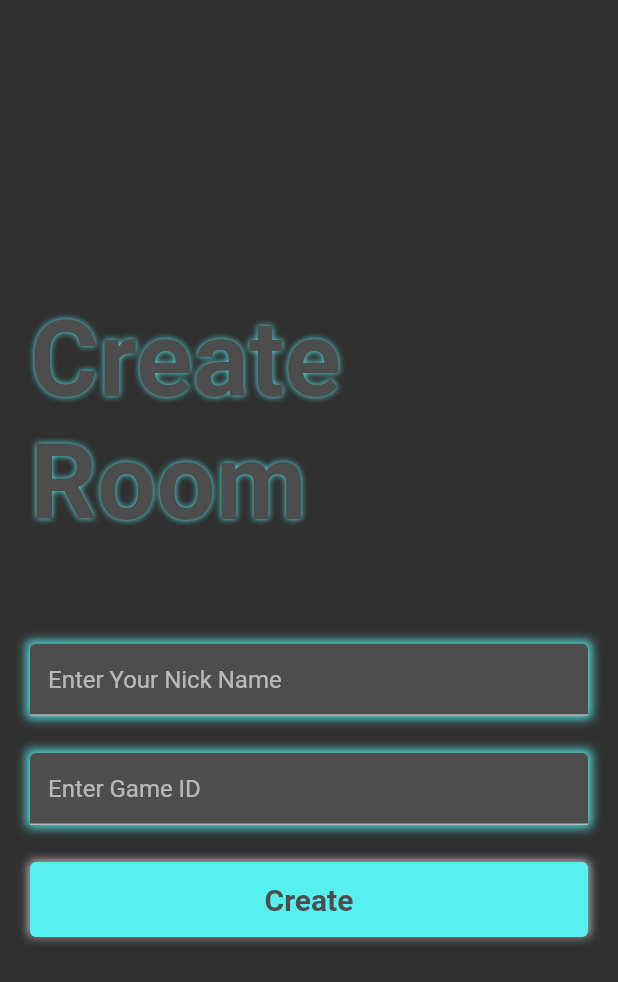
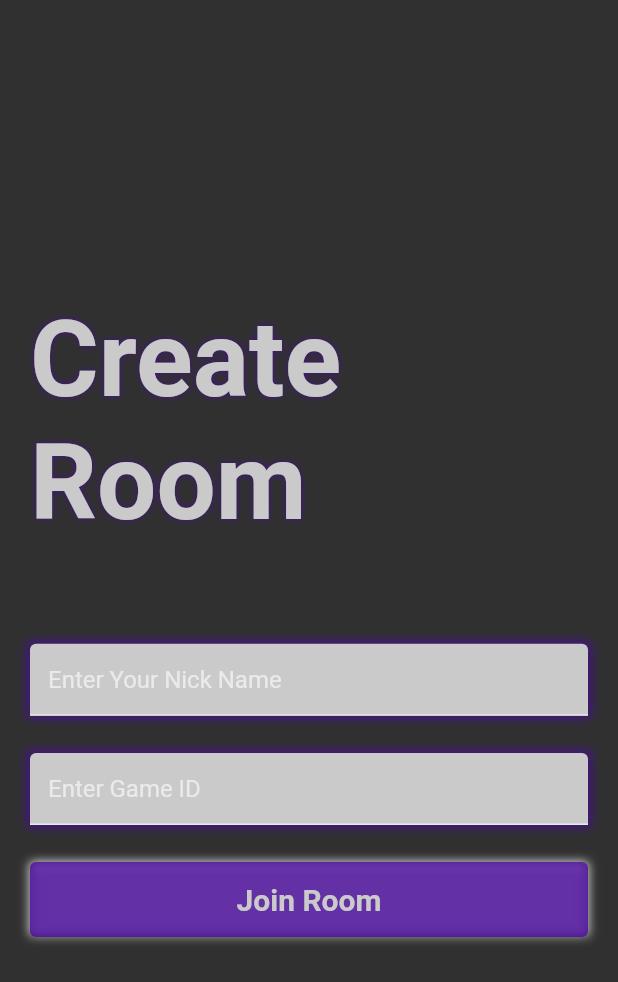
Before and after one commit to rmr32/peak_card_game, a Flutter app: the JoinRoomScreen screen opened by its route, on a phone screen of 412 x 824 dp. Shown: the top 982 px of the screen. Run offline on Flutter 3.47's test engine with Material 2 defaults, Android fonts, the phone set to English and light mode, and no system bars; our stand-ins replace socket_io_client; network calls fail.

Commit message:
Updated backend with room codes

```diff
--- /dev/null
+++ b/lib/models/player.dart
@@ -0,0 +1,45 @@
+class Player {
+  final String nickname;
+  final String socketID;
+  final double points;
+  final String playerType;
+
+  Player({
+    required this.nickname,
+    required this.socketID,
+    required this.points,
+    required this.playerType,
+  });
+
+  Map<String, dynamic> toMap() {
+    return {
+      'nickname': nickname,
+      'socketID': socketID,
+      'points': points,
+      'playerType': playerType,
+    };
+  }
+
+  factory Player.fromMap(Map<String, dynamic> map) {
+    return Player(
+      nickname: map['nickname'] ?? '',
+      socketID: map['socketID'] ?? '',
+      points: map['points']?.toDouble() ?? 0.0,
+      playerType: map['playerType'] ?? '',
+    );
+  }
+
+  Player copyWith({
+    String? nickname,
+    String? socketID,
+    double? points,
+    String? playerType,
+  }) {
+    return Player(
+      nickname: nickname ?? this.nickname,
+      socketID: socketID ?? this.socketID,
+      points: points ?? this.points,
+      playerType: playerType ?? this.playerType,
+    );
+  }
+}
--- /dev/null
+++ b/lib/provider/room_data_provider.dart
@@ -0,0 +1,37 @@
+import 'package:flutter/material.dart';
+import 'package:peak_card_game/models/player.dart';
+
+class RoomDataProvider extends ChangeNotifier {
+  Map<String, dynamic> _roomData = {};
+  Player _player1 = Player(
+    nickname: '',
+    socketID: '',
+    points: 0,
+    playerType: 'X',
+  );
+  Player _player2 = Player(
+    nickname: '',
+    socketID: '',
+    points: 0,
+    playerType: 'O',
+  );
+
+  Map<String, dynamic> get roomData => _roomData;
+  Player get player1 => _player1;
+  Player get player2 => _player2;
+
+  void updateRoomData(Map<String, dynamic> data) {
+    _roomData = data;
+    notifyListeners();
+  }
+
+  void updatePlayer1(Map<String, dynamic> player1Data) {
+    _player1 = Player.fromMap(player1Data);
+    notifyListeners();
+  }
+
+  void updatePlayer2(Map<String, dynamic> player2Data) {
+    _player2 = Player.fromMap(player2Data);
+    notifyListeners();
+  }
+}
--- a/lib/screens/create_room_screen.dart
+++ b/lib/screens/create_room_screen.dart
@@ -56,7 +56,7 @@ class _CreateRoomScreenState extends State<CreateRoomScreen> {
               ),
               CustomTextField(
                 controller: _nameController,
-                width: size.width,
+                // width: size.width,
                 hintText: 'Enter Your Nick Name',
               ),
               SizedBox(
--- a/lib/screens/join_room_screen.dart
+++ b/lib/screens/join_room_screen.dart
@@ -1,4 +1,5 @@
 import 'package:flutter/material.dart';
+import 'package:peak_card_game/resources/socket_methods.dart';
 import 'package:peak_card_game/responsive/responsive.dart';
 import 'package:peak_card_game/utils/color.dart';
 import 'package:peak_card_game/widgets/custom_button.dart';
@@ -16,6 +17,15 @@ class JoinRoomScreen extends StatefulWidget {
 class _JoinRoomScreenState extends State<JoinRoomScreen> {
   final TextEditingController _nameController = TextEditingController();
   final TextEditingController _gameIDController = TextEditingController();
+  final SocketMethods _socketMethods = SocketMethods();
+
+  @override
+  void initState() {
+    super.initState();
+    _socketMethods.joinRoomSuccessListener(context);
+    _socketMethods.errorOccuredListener(context);
+    _socketMethods.updatePlayersStateListener(context);
+  }
 
   @override
   void dispose() {
@@ -50,7 +60,7 @@ class _JoinRoomScreenState extends State<JoinRoomScreen> {
               ),
               CustomTextField(
                 controller: _nameController,
-                width: size.width,
+                // width: size.width,
                 hintText: 'Enter Your Nick Name',
               ),
               SizedBox(
@@ -58,13 +68,16 @@ class _JoinRoomScreenState extends State<JoinRoomScreen> {
               ),
               CustomTextField(
                 controller: _gameIDController,
-                width: size.width,
+                // width: size.width,
                 hintText: 'Enter Game ID',
               ),
               SizedBox(
                 height: size.height * 0.03,
               ),
-              CustomButton(onTap: () {}, text: 'Create'),
+              CustomButton(
+                  onTap: () => _socketMethods.joinRoom(
+                      _nameController.text, _gameIDController.text),
+                  text: 'Join Room'),
             ],
           ),
         ),
--- a/lib/utils/color.dart
+++ b/lib/utils/color.dart
@@ -6,9 +6,11 @@ class Palette {
   static const Color primary = Colors.black;
   static const Color onPrimary = Colors.white; // Dark Text
   static const Color primaryContainer =
-      Color.fromARGB(255, 87, 240, 240); // Background
+      // Color.fromARGB(255, 87, 240, 240); // Back
+      Color.fromARGB(199, 75, 9, 161); // Bacground
   static const Color onPrimaryContainer =
-      Color.fromARGB(255, 77, 77, 77); // Light Background
+      // Color.fromARGB(255, 77, 77, 77); // Light
+      Color.fromARGB(255, 202, 202, 202); // Background
 
   //   static const Color primary = Colors.black;
   // static const Color onPrimary = Colors.white; // Dark Text
--- a/lib/utils/style.dart
+++ b/lib/utils/style.dart
@@ -10,7 +10,21 @@ class InkStyle {
   );
   static const secondary = TextStyle(
     // fontFamily: 'Ubuntu',
-    fontSize: 20.0,
+    fontSize: 10.0,
+    color: Palette.onPrimaryContainer,
+    fontWeight: FontWeight.bold,
+    // shadows:
+  );
+  static const header1 = TextStyle(
+    // fontFamily: 'Ubuntu',
+    fontSize: 15.0,
+    color: Palette.onPrimaryContainer,
+    fontWeight: FontWeight.bold,
+    // shadows:
+  );
+  static const header2 = TextStyle(
+    // fontFamily: 'Ubuntu',
+    fontSize: 10.0,
     color: Palette.onPrimaryContainer,
     fontWeight: FontWeight.bold,
     // shadows:
--- a/lib/widgets/custom_text_field.dart
+++ b/lib/widgets/custom_text_field.dart
@@ -4,21 +4,21 @@ import 'package:peak_card_game/utils/color.dart';
 class CustomTextField extends StatelessWidget {
   final TextEditingController controller;
   final String hintText;
-  final double width;
+  // final double width;
   final bool isReadOnly;
 
   const CustomTextField({
     super.key,
     required this.controller,
     required this.hintText,
-    required this.width,
+    // required this.width,
     this.isReadOnly = false,
   });
 
   @override
   Widget build(BuildContext context) {
     return Container(
-      width: width,
+      // width: width,
       decoration: const BoxDecoration(
         boxShadow: [
           BoxShadow(
```
Also changed, not shown: lib/main.dart (+6 -1 lines), lib/resources/socket_methods.dart (+51 -5 lines), lib/screens/game_screen.dart (+28 -1 lines), lib/utils/utils.dart (added, +9 -0 lines), lib/views/scoreboard.dart (added, +50 -0 lines), lib/views/waiting_lobby.dart (added, +51 -0 lines), 3 other files.
